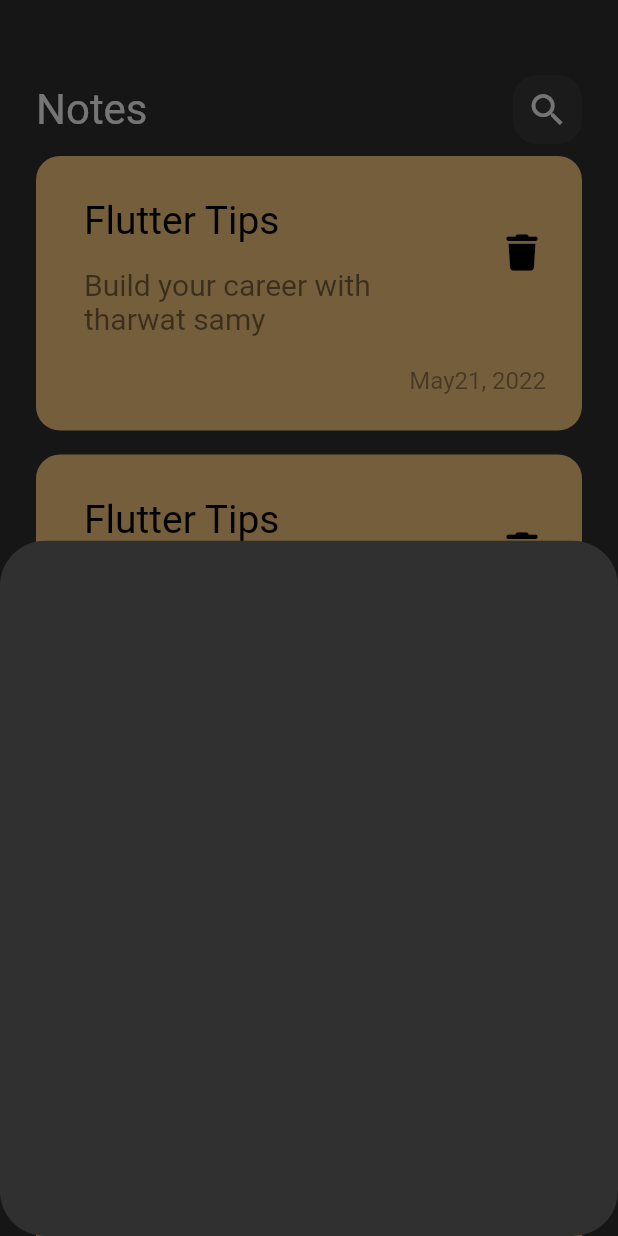
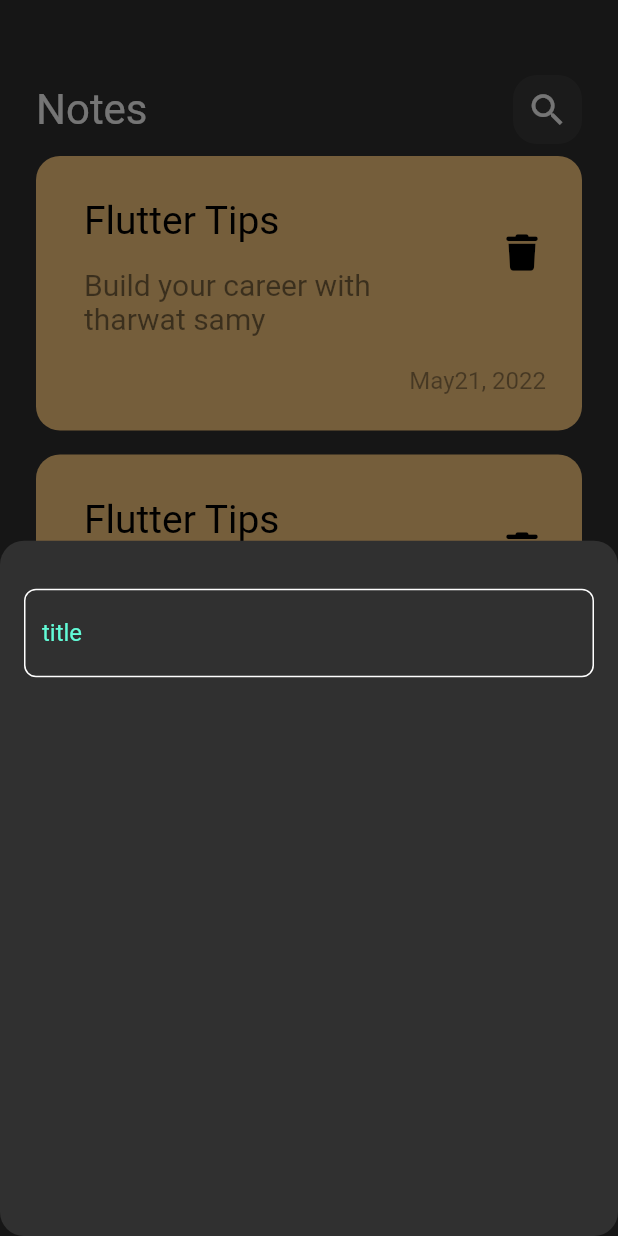
Before and after one commit to AhmedMoustafaAbouharga/notes_app, a Flutter app: the screen it shows after launch, after a tap on the "add" icon, on a phone screen of 412 x 824 dp. Run offline on Flutter 3.47's test engine with Material 2 defaults, Android fonts, the phone set to English and light mode, and no system bars; our stand-ins replace font_awesome_flutter; Roboto replaces fonts that are missing (assets/fonts/Poppins-Regular.ttf).

```diff
--- /dev/null
+++ b/lib/constants.dart
@@ -0,0 +1,5 @@
+import 'dart:ui';
+
+class AppColors{
+static  Color primaryColor = Color(0xff62FCD7) ;
+}
--- a/lib/views/notes_view.dart
+++ b/lib/views/notes_view.dart
@@ -13,7 +13,7 @@ class NotesView extends StatelessWidget {
         onPressed: () {
           showModalBottomSheet(
             shape:RoundedRectangleBorder(
-              borderRadius: BorderRadius.circular(30) ,
+              borderRadius: BorderRadius.circular(16) ,
             ) ,
               context: context,
               builder: (context) {
--- a/lib/widgets/add_note_bottom_sheet.dart
+++ b/lib/widgets/add_note_bottom_sheet.dart
@@ -1,10 +1,21 @@
 import 'package:flutter/material.dart';
+import 'package:notes_app/widgets/custom_text_filed.dart';
 
 class AddNoteBottomSheet extends StatelessWidget {
   const AddNoteBottomSheet({Key? key}) : super(key: key);
 
   @override
   Widget build(BuildContext context) {
-    return Container();
+    return const Padding(
+      padding:  EdgeInsets.symmetric(horizontal: 16),
+      child:  Column(
+        children: [
+          SizedBox(
+            height: 32,
+          ),
+           CustomTextField()
+        ],
+      ),
+    );
   }
 }
--- /dev/null
+++ b/lib/widgets/custom_text_filed.dart
@@ -0,0 +1,29 @@
+import 'package:flutter/material.dart';
+import 'package:notes_app/constants.dart';
+
+class CustomTextField extends StatelessWidget {
+  const CustomTextField({Key? key}) : super(key: key);
+
+  @override
+  Widget build(BuildContext context) {
+    return  TextField(
+      cursorColor: AppColors.primaryColor,
+      decoration: InputDecoration(
+        hintText: 'title',
+        hintStyle: TextStyle(
+          color: AppColors.primaryColor
+        ),
+        border: buildBorder(),
+        enabledBorder: buildBorder(),
+        focusedBorder:buildBorder(color: AppColors.primaryColor)
+      ),
+    );
+  }
+
+  OutlineInputBorder buildBorder({color}) {
+    return OutlineInputBorder(
+        borderRadius: BorderRadius.circular(8),
+        borderSide: BorderSide(color:color?? Colors.white)
+      );
+  }
+}
```
